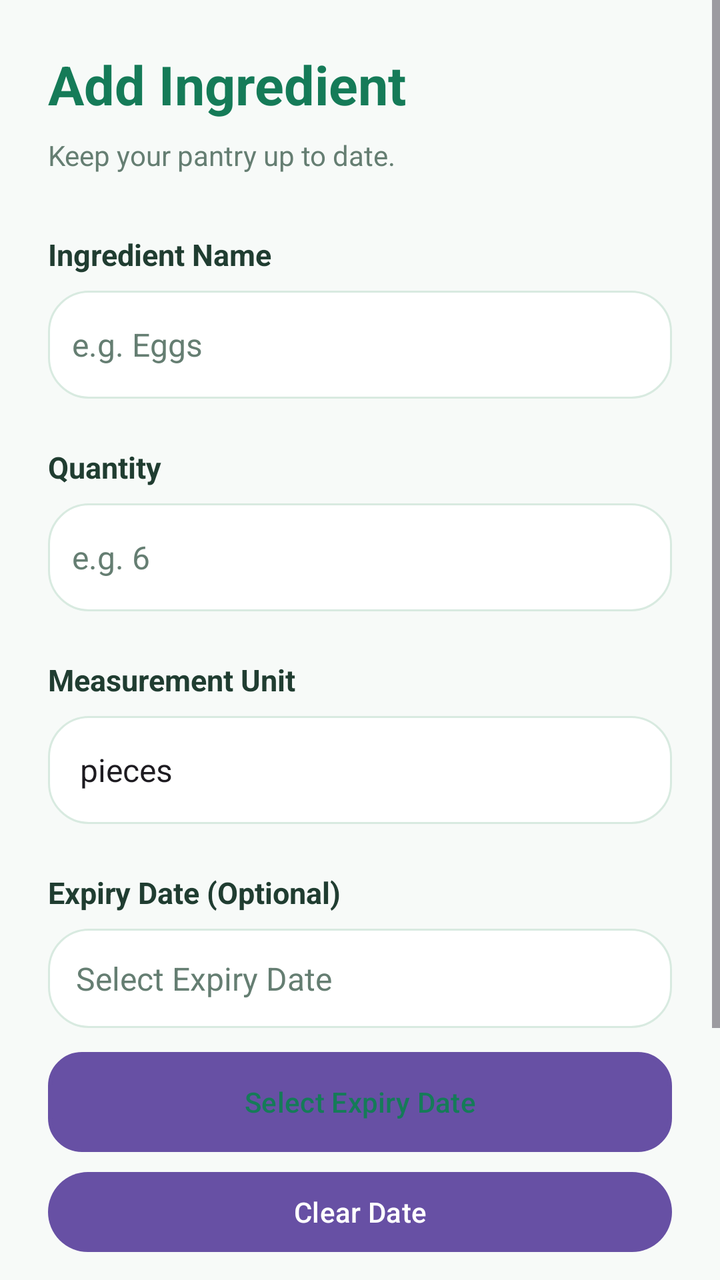
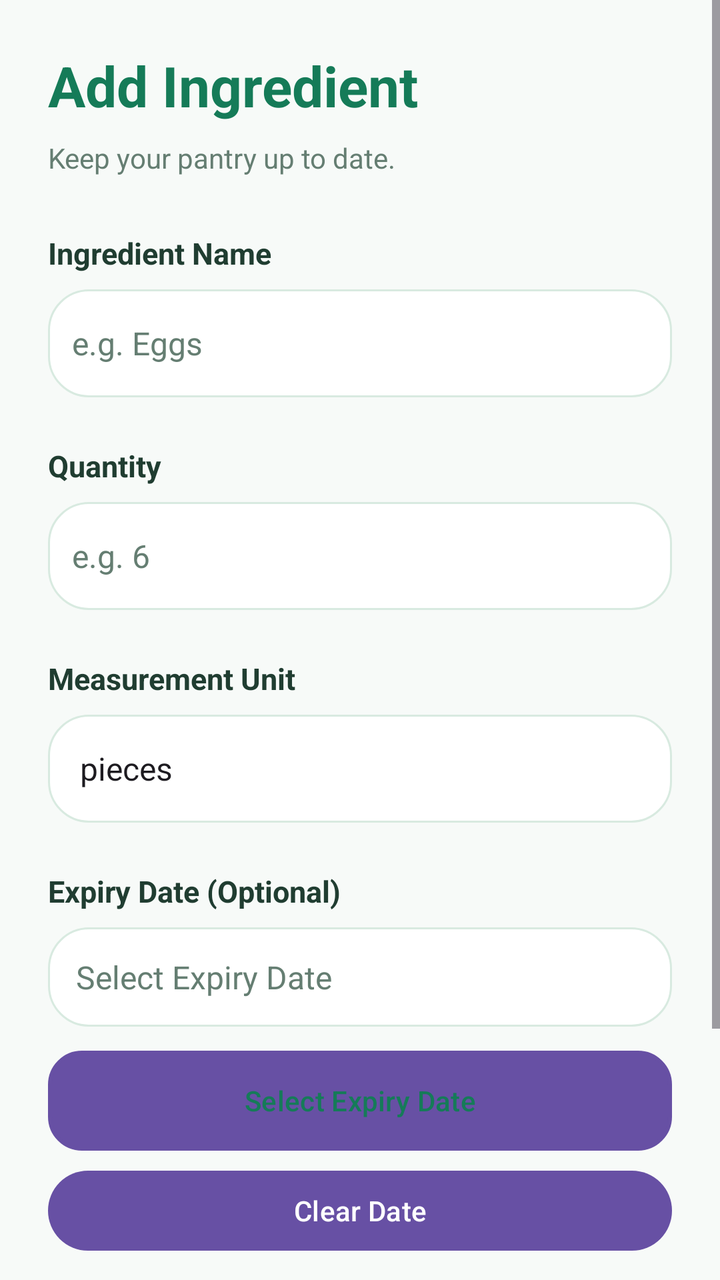

Two renders of the same Android screen: before a commit and after it. Below are the layout's source before the change and the commit's diff.
<!-- AndroidManifest.xml: application theme Theme.SmartPantryManager -->
<!-- res/layout/activity_add_edit_ingredient.xml -->
<?xml version="1.0" encoding="utf-8"?>
<ScrollView
    xmlns:android="http://schemas.android.com/apk/res/android"
    android:id="@+id/addEditRoot"
    android:layout_width="match_parent"
    android:layout_height="match_parent"
    android:fillViewport="true"
    android:background="@color/pantry_background">

    <LinearLayout
        android:layout_width="match_parent"
        android:layout_height="wrap_content"
        android:orientation="vertical"
        android:padding="24dp">

        
        <TextView
            android:id="@+id/tvFormTitle"
            android:layout_width="match_parent"
            android:layout_height="wrap_content"
            android:text="@string/add_ingredient_title"
            android:textColor="@color/pantry_green_dark"
            android:textSize="27sp"
            android:textStyle="bold" />

        
        <TextView
            android:layout_width="match_parent"
            android:layout_height="wrap_content"
            android:layout_marginTop="8dp"
            android:text="@string/ingredient_form_subtitle"
            android:textColor="@color/pantry_muted"
            android:textSize="14sp" />

        
        <TextView
            android:layout_width="match_parent"
            android:layout_height="wrap_content"
            android:layout_marginTop="30dp"
            android:text="@string/ingredient_name_label"
            android:textColor="@color/pantry_text"
            android:textSize="15sp"
            android:textStyle="bold" />

        <EditText
            android:id="@+id/etIngredientName"
            android:layout_width="match_parent"
            android:layout_height="54dp"
            android:layout_marginTop="8dp"
            android:padding="12dp"
            android:background="@drawable/bg_card"
            android:hint="@string/ingredient_name_hint"
            android:inputType="textCapWords"
            android:singleLine="true"
            android:textColor="@color/pantry_text"
            android:textColorHint="@color/pantry_muted"
            android:textSize="16sp" />

        
        <TextView
            android:layout_width="match_parent"
            android:layout_height="wrap_content"
            android:layout_marginTop="24dp"
            android:text="@string/quantity_label"
            android:textColor="@color/pantry_text"
            android:textSize="15sp"
            android:textStyle="bold" />

        <EditText
            android:id="@+id/etQuantity"
            android:layout_width="match_parent"
            android:layout_height="54dp"
            android:layout_marginTop="8dp"
            android:padding="12dp"
            android:background="@drawable/bg_card"
            android:hint="@string/quantity_hint"
            android:inputType="numberDecimal"
            android:singleLine="true"
            android:textColor="@color/pantry_text"
            android:textColorHint="@color/pantry_muted"
            android:textSize="16sp" />

        
        <TextView
            android:layout_width="match_parent"
            android:layout_height="wrap_content"
            android:layout_marginTop="24dp"
            android:text="@string/unit_label"
            android:textColor="@color/pantry_text"
            android:textSize="15sp"
            android:textStyle="bold" />

        <Spinner
            android:id="@+id/spinnerUnit"
            android:layout_width="match_parent"
            android:layout_height="54dp"
            android:layout_marginTop="8dp"
            android:padding="8dp"
            android:background="@drawable/bg_card"
            android:entries="@array/ingredient_units" />

        
        <TextView
            android:layout_width="match_parent"
            android:layout_height="wrap_content"
            android:layout_marginTop="24dp"
            android:text="@string/expiry_label"
            android:textColor="@color/pantry_text"
            android:textSize="15sp"
            android:textStyle="bold" />

        <TextView
            android:id="@+id/tvExpiryDate"
            android:layout_width="match_parent"
            android:layout_height="wrap_content"
            android:layout_marginTop="8dp"
            android:padding="14dp"
            android:background="@drawable/bg_card"
            android:text="@string/select_expiry"
            android:textColor="@color/pantry_muted"
            android:textSize="16sp" />

        <Button
            android:id="@+id/btnSelectDate"
            android:layout_width="match_parent"
            android:layout_height="50dp"
            android:layout_marginTop="12dp"
            android:background="@drawable/bg_outline_button"
            android:backgroundTint="@null"
            android:text="@string/select_expiry"
            android:textAllCaps="false"
            android:textColor="@color/pantry_green_dark" />

        <Button
            android:id="@+id/btnClearDate"
            android:layout_width="match_parent"
            android:layout_height="48dp"
            android:layout_marginTop="6dp"
            android:text="@string/clear_expiry"
            android:textAllCaps="false" />

        
        <Button
            android:id="@+id/btnSaveIngredient"
            android:layout_width="match_parent"
            android:layout_height="55dp"
            android:layout_marginTop="30dp"
            android:background="@drawable/bg_primary_button"
            android:backgroundTint="@null"
            android:text="@string/save_ingredient"
            android:textAllCaps="false"
            android:textColor="@color/pantry_white"
            android:textSize="16sp"
            android:textStyle="bold" />

        
        <Button
            android:id="@+id/btnCancel"
            android:layout_width="match_parent"
            android:layout_height="50dp"
            android:layout_marginTop="8dp"
            android:text="@string/cancel"
            android:textAllCaps="false" />

    </LinearLayout>

</ScrollView>
<!-- resources referenced by this layout -->
<resources>
  <string-array name="ingredient_units">
          <item>pieces</item>
          <item>g</item>
          <item>kg</item>
          <item>ml</item>
          <item>L</item>
      </string-array>
  <color name="pantry_background">#F7FAF8</color>
  <color name="pantry_green_dark">#157B58</color>
  <color name="pantry_muted">#657E72</color>
  <color name="pantry_text">#203D31</color>
  <color name="pantry_white">#FFFFFF</color>
  <!-- drawable bg_card (drawable) -->
  <?xml version="1.0" encoding="utf-8"?>
  <shape xmlns:android="http://schemas.android.com/apk/res/android"
      android:shape="rectangle">
  
      <solid
          android:color="@color/pantry_white" />
  
      <corners
          android:radius="20dp" />
  
      <stroke
          android:width="1dp"
          android:color="@color/pantry_border" />
  
  </shape>
  <!-- drawable bg_outline_button (drawable) -->
  <?xml version="1.0" encoding="utf-8"?>
  <shape xmlns:android="http://schemas.android.com/apk/res/android"
      android:shape="rectangle">
  
      <solid
          android:color="@color/pantry_white" />
  
      <corners
          android:radius="16dp" />
  
      <stroke
          android:width="2dp"
          android:color="@color/pantry_green" />
  
  </shape>
  <!-- drawable bg_primary_button (drawable) -->
  <?xml version="1.0" encoding="utf-8"?>
  <shape xmlns:android="http://schemas.android.com/apk/res/android"
      android:shape="rectangle">
  
      <solid
          android:color="@color/pantry_green" />
  
      <corners
          android:radius="16dp" />
  
  </shape>
  <string name="add_ingredient_title">Add Ingredient</string>
  <string name="cancel">Cancel</string>
  <string name="clear_expiry">Clear Date</string>
  <string name="expiry_label">Expiry Date (Optional)</string>
  <string name="ingredient_form_subtitle">Keep your pantry up to date.</string>
  <string name="ingredient_name_hint">e.g. Eggs</string>
  <string name="ingredient_name_label">Ingredient Name</string>
  <string name="quantity_hint">e.g. 6</string>
  <string name="quantity_label">Quantity</string>
  <string name="save_ingredient">Save Ingredient</string>
  <string name="select_expiry">Select Expiry Date</string>
  <string name="unit_label">Measurement Unit</string>
  <style name="Theme.SmartPantryManager" parent="Base.Theme.SmartPantryManager" />
  <color name="pantry_border">#D8EAE0</color>
  <color name="pantry_green">#299D72</color>
  <style name="Base.Theme.SmartPantryManager" parent="Theme.Material3.DayNight.NoActionBar">
          
          
      </style>
</resources>

<!-- the commit's change to res/layout/activity_add_edit_ingredient.xml (unified diff, before → after) -->
@@ -20,7 +20,7 @@
             android:layout_height="wrap_content"
             android:text="@string/add_ingredient_title"
             android:textColor="@color/pantry_green_dark"
-            android:textSize="27sp"
+            android:textSize="28sp"
             android:textStyle="bold" />
 
         
@@ -36,12 +36,13 @@
         <TextView
             android:layout_width="match_parent"
             android:layout_height="wrap_content"
-            android:layout_marginTop="30dp"
+            android:layout_marginTop="28dp"
             android:text="@string/ingredient_name_label"
             android:textColor="@color/pantry_text"
             android:textSize="15sp"
             android:textStyle="bold" />
 
+        
         <EditText
             android:id="@+id/etIngredientName"
             android:layout_width="match_parent"
@@ -66,6 +67,7 @@
             android:textSize="15sp"
             android:textStyle="bold" />
 
+        
         <EditText
             android:id="@+id/etQuantity"
             android:layout_width="match_parent"
@@ -90,6 +92,7 @@
             android:textSize="15sp"
             android:textStyle="bold" />
 
+        
         <Spinner
             android:id="@+id/spinnerUnit"
             android:layout_width="match_parent"
@@ -109,6 +112,7 @@
             android:textSize="15sp"
             android:textStyle="bold" />
 
+        
         <TextView
             android:id="@+id/tvExpiryDate"
             android:layout_width="match_parent"
@@ -120,6 +124,7 @@
             android:textColor="@color/pantry_muted"
             android:textSize="16sp" />
 
+        
         <Button
             android:id="@+id/btnSelectDate"
             android:layout_width="match_parent"
@@ -131,6 +136,7 @@
             android:textAllCaps="false"
             android:textColor="@color/pantry_green_dark" />
 
+        
         <Button
             android:id="@+id/btnClearDate"
             android:layout_width="match_parent"
